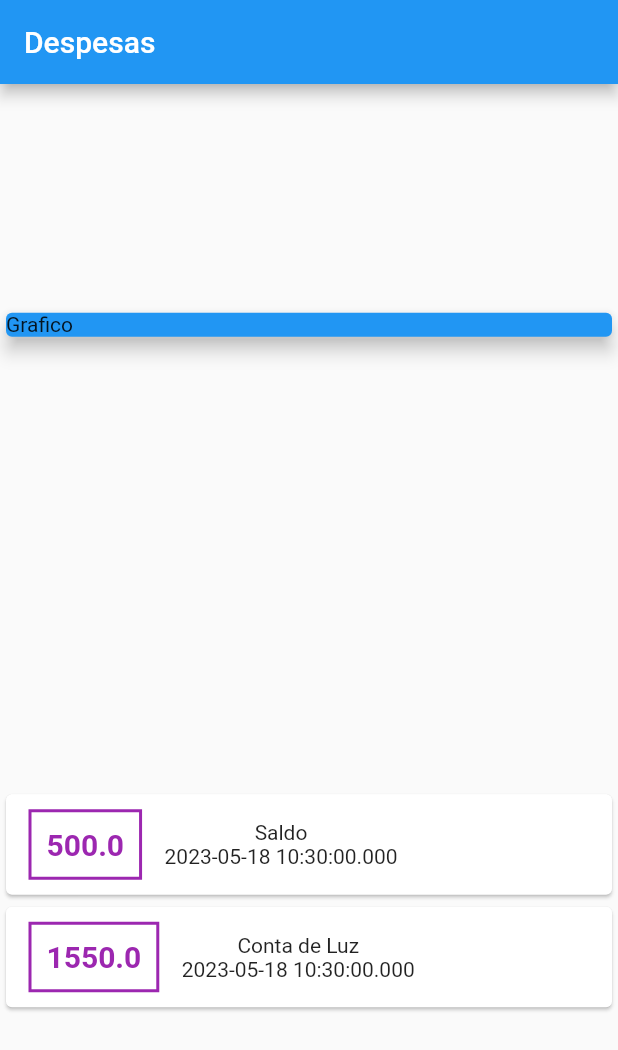
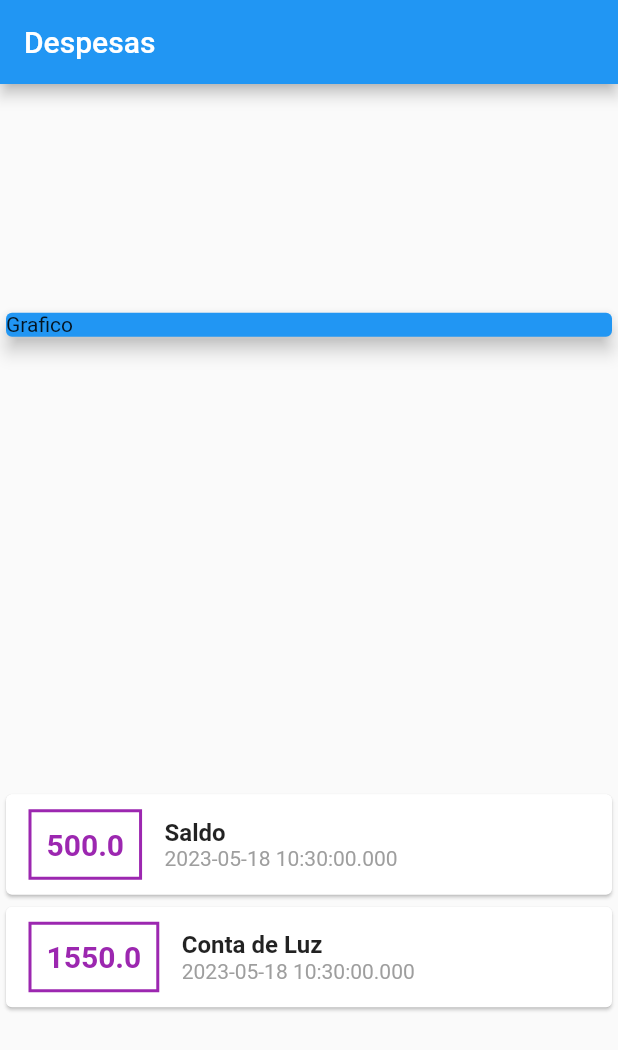
Before and after one commit to anarodrigues1996/expenses, a Flutter app: the screen it shows after launch, on a phone screen of 412 x 824 dp. Shown: the top 1050 px of the screen. Run offline on Flutter 3.47's test engine with Material 2 defaults, Android fonts, the phone set to English and light mode, and no system bars.

Commit message:
Align and Styling Text Title and Data/

```diff
--- a/lib/Pages/home_page.dart
+++ b/lib/Pages/home_page.dart
@@ -53,10 +53,15 @@ class HomePage extends StatelessWidget {
                         color: Colors.purple),
                     )),
                    Column(
+                    crossAxisAlignment: CrossAxisAlignment.start,
                     children: [
-                      Text(tr.title),
-                      Text(tr.date.toString(),
-
+                      Text(
+                        tr.title,
+                        style: const TextStyle(fontWeight: FontWeight.bold, fontSize: 16)
+                      ),
+                      Text(
+                        tr.date.toString(),
+                        style: const TextStyle(color: Colors.grey),
                       ),
                     ],
                   )
```
